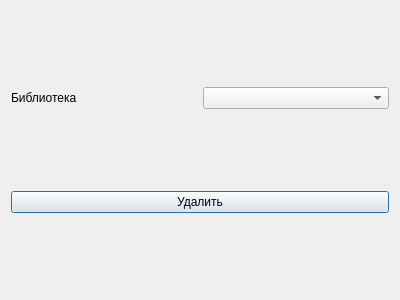
Above: UI/book_remove_window.ui from Sk2can/Library-db before the change. Below: the same form after it.
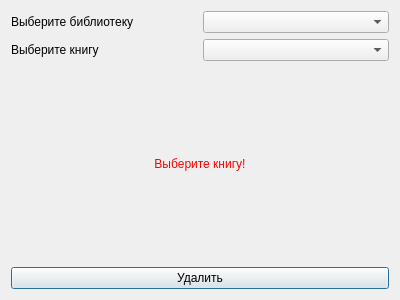
That is the form after the change. Icons and pictures are not drawn.

Commit message: Добавлен функционал в окно удаление книги.

```diff
--- a/UI/book_remove_window.ui
+++ b/UI/book_remove_window.ui
@@ -19,16 +19,63 @@
   </property>
   <layout class="QVBoxLayout" name="verticalLayout">
    <item>
-    <layout class="QHBoxLayout" name="horizontalLayout">
+    <layout class="QVBoxLayout" name="verticalLayout_2">
      <item>
-      <widget class="QLabel" name="Library_label">
-       <property name="text">
-        <string>Библиотека</string>
-       </property>
-      </widget>
+      <layout class="QHBoxLayout" name="horizontalLayout_2">
+       <item>
+        <widget class="QLabel" name="Library_label">
+         <property name="text">
+          <string>Выберите библиотеку</string>
+         </property>
+        </widget>
+       </item>
+       <item>
+        <widget class="QComboBox" name="Library_comboBox">
+         <item>
+          <property name="text">
+           <string/>
+          </property>
+         </item>
+        </widget>
+       </item>
+      </layout>
      </item>
      <item>
-      <widget class="QComboBox" name="Library_comboBox"/>
+      <layout class="QHBoxLayout" name="horizontalLayout">
+       <item>
+        <widget class="QLabel" name="Title_label">
+         <property name="text">
+          <string>Выберите книгу</string>
+         </property>
+        </widget>
+       </item>
+       <item>
+        <widget class="QComboBox" name="book_comboBox">
+         <item>
+          <property name="text">
+           <string/>
+          </property>
+         </item>
+        </widget>
+       </item>
+      </layout>
+     </item>
+     <item>
+      <layout class="QHBoxLayout" name="horizontalLayout_3">
+       <item>
+        <widget class="QLabel" name="error_label">
+         <property name="styleSheet">
+          <string notr="true">color: rgb(255, 0, 0);</string>
+         </property>
+         <property name="text">
+          <string>Выберите книгу!</string>
+         </property>
+         <property name="alignment">
+          <set>Qt::AlignCenter</set>
+         </property>
+        </widget>
+       </item>
+      </layout>
      </item>
     </layout>
    </item>
```
Left out of the diff: 4 changed lines with no effect on the pictures. The commit also changes 2 other files.
